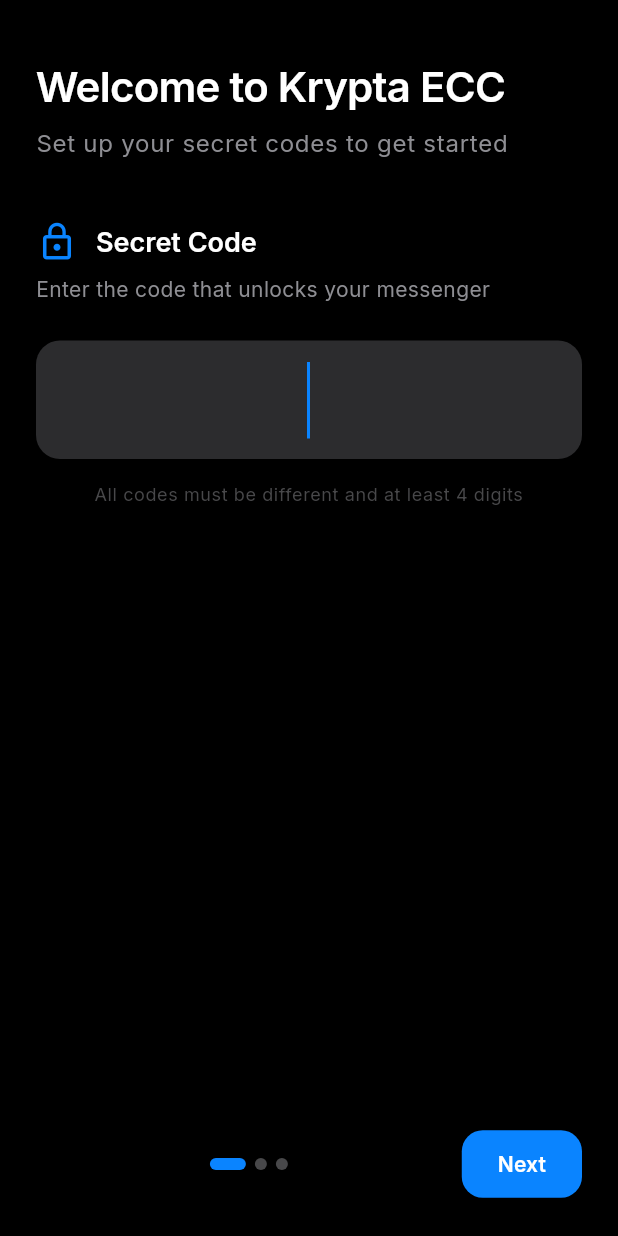
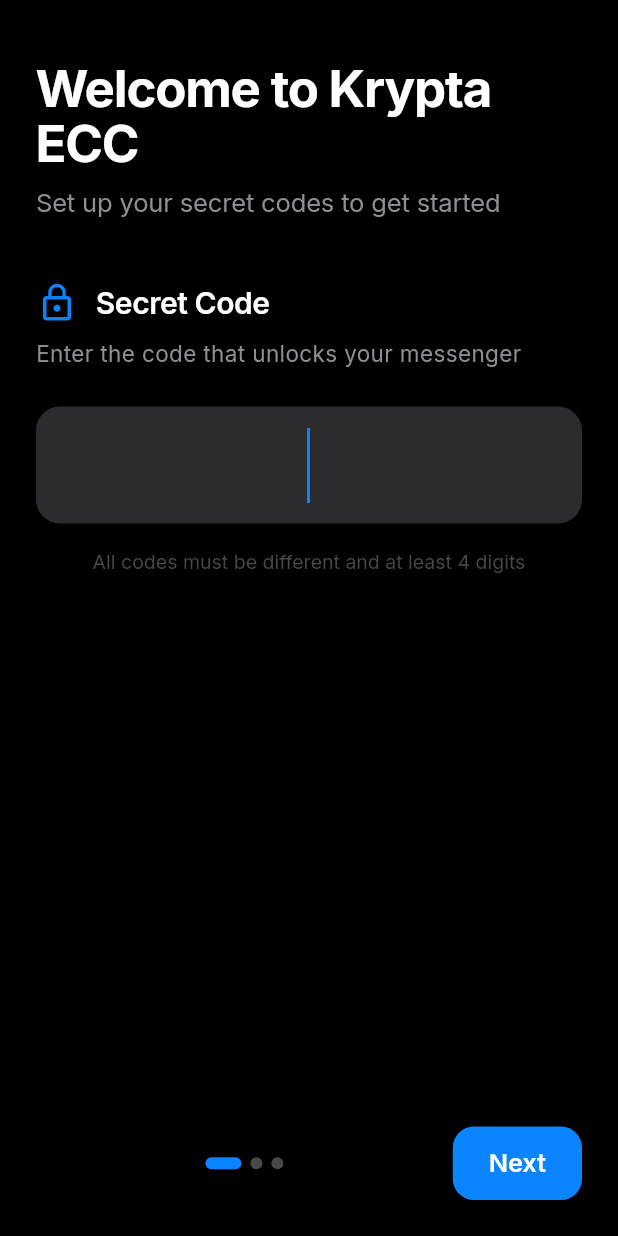
Before and after one commit to Marco-P-Keller/krypta, a Flutter app: the screen it shows after launch, on a phone screen of 412 x 824 dp. Run offline on Flutter 3.47's test engine with Material 3 defaults, Android fonts, the light colour scheme and no system bars; our stand-ins replace cloud_firestore, equatable, firebase_auth, firebase_core, firebase_messaging, flutter_secure_storage and 3 more; missing offline and left inert: cryptography, mobile_scanner; accounts and stored records are empty.

Commit message:
design: dramatic type scale — 80px display, Jobs-level hierarchy

```diff
--- a/lib/theme/app_typography.dart
+++ b/lib/theme/app_typography.dart
@@ -4,65 +4,102 @@
 abstract final class AppTypography {
   static TextTheme get textTheme {
     return GoogleFonts.interTextTheme().copyWith(
+      // Hero numbers / large display (e.g., calculator digits)
       displayLarge: GoogleFonts.inter(
-        fontSize: 56,
+        fontSize: 80,
         fontWeight: FontWeight.w200,
+        letterSpacing: -3.0,
+        height: 1.0,
+      ),
+      // Section large display
+      displayMedium: GoogleFonts.inter(
+        fontSize: 48,
+        fontWeight: FontWeight.w300,
         letterSpacing: -1.5,
+        height: 1.05,
       ),
-      displayMedium: GoogleFonts.inter(
-        fontSize: 44,
-        fontWeight: FontWeight.w300,
+      // Large title (e.g., "Messages", onboarding headline)
+      headlineLarge: GoogleFonts.inter(
+        fontSize: 34,
+        fontWeight: FontWeight.w700,
+        letterSpacing: -0.8,
+        height: 1.1,
+      ),
+      // Section headlines
+      headlineMedium: GoogleFonts.inter(
+        fontSize: 24,
+        fontWeight: FontWeight.w700,
         letterSpacing: -0.5,
+        height: 1.2,
       ),
-      headlineLarge: GoogleFonts.inter(
-        fontSize: 28,
+      // Card/dialog headings
+      headlineSmall: GoogleFonts.inter(
+        fontSize: 20,
         fontWeight: FontWeight.w600,
-        letterSpacing: -0.5,
+        letterSpacing: -0.3,
+        height: 1.25,
       ),
-      headlineMedium: GoogleFonts.inter(
-        fontSize: 22,
-        fontWeight: FontWeight.w600,
-      ),
-      headlineSmall: GoogleFonts.inter(
-        fontSize: 18,
-        fontWeight: FontWeight.w600,
-      ),
+      // Navigation bar title
       titleLarge: GoogleFonts.inter(
         fontSize: 17,
         fontWeight: FontWeight.w600,
+        letterSpacing: -0.2,
+        height: 1.3,
       ),
+      // List item primary
       titleMedium: GoogleFonts.inter(
-        fontSize: 15,
+        fontSize: 16,
         fontWeight: FontWeight.w500,
+        letterSpacing: -0.1,
+        height: 1.35,
       ),
+      // Body copy
       bodyLarge: GoogleFonts.inter(
-        fontSize: 16,
+        fontSize: 17,
         fontWeight: FontWeight.w400,
+        letterSpacing: -0.1,
+        height: 1.5,
       ),
       bodyMedium: GoogleFonts.inter(
-        fontSize: 14,
+        fontSize: 15,
         fontWeight: FontWeight.w400,
+        height: 1.5,
       ),
+      // Captions / metadata
       bodySmall: GoogleFonts.inter(
-        fontSize: 12,
+        fontSize: 13,
         fontWeight: FontWeight.w400,
+        height: 1.4,
+        letterSpacing: 0.0,
       ),
+      // Button labels
       labelLarge: GoogleFonts.inter(
-        fontSize: 14,
-        fontWeight: FontWeight.w500,
-        letterSpacing: 0.1,
+        fontSize: 17,
+        fontWeight: FontWeight.w600,
+        letterSpacing: -0.1,
       ),
     );
   }
 
+  // Calculator
   static TextStyle get calculatorDisplay => GoogleFonts.inter(
-        fontSize: 72,
+        fontSize: 80,
         fontWeight: FontWeight.w200,
-        letterSpacing: -2,
+        letterSpacing: -2.0,
+        height: 1.0,
       );
 
   static TextStyle get calculatorButton => GoogleFonts.inter(
-        fontSize: 28,
+        fontSize: 30,
         fontWeight: FontWeight.w400,
+        height: 1.0,
+      );
+
+  // Chat input
+  static TextStyle get messageInput => GoogleFonts.inter(
+        fontSize: 17,
+        fontWeight: FontWeight.w400,
+        letterSpacing: -0.1,
+        height: 1.4,
       );
 }
```
